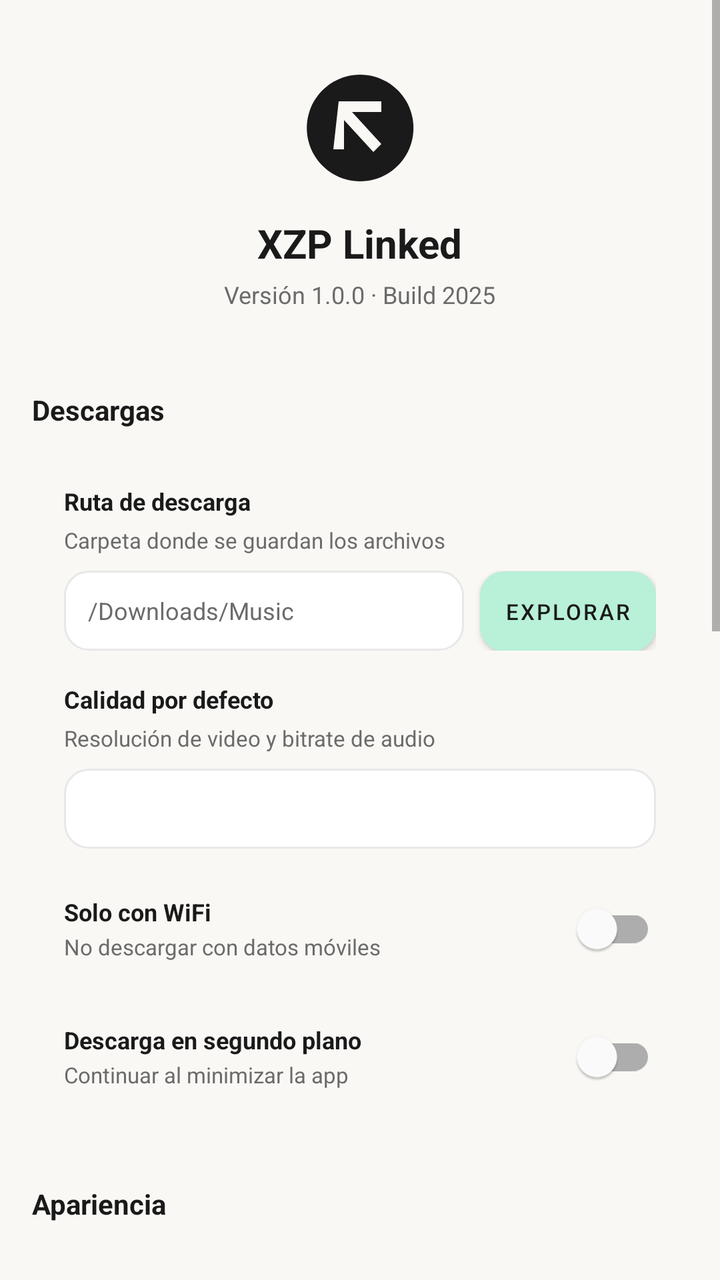
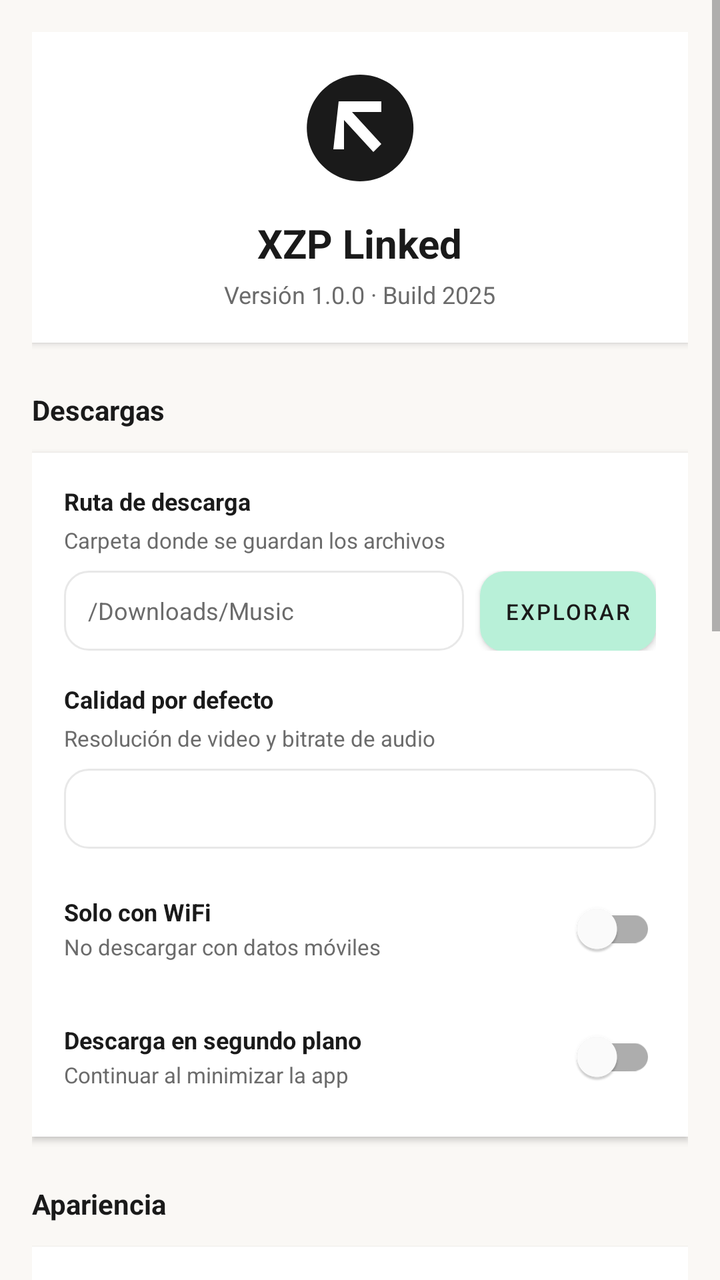

The first picture is an Android layout as it rendered before a commit; the second is the same layout after the commit. The layout source and the unified diff follow.
<!-- AndroidManifest.xml: application theme Theme.XZPLinked -->
<!-- res/layout/fragment_settings.xml -->
<?xml version="1.0" encoding="utf-8"?>
<ScrollView xmlns:android="http://schemas.android.com/apk/res/android"
    xmlns:app="http://schemas.android.com/apk/res-auto"
    android:layout_width="match_parent"
    android:layout_height="match_parent"
    android:background="?android:attr/colorBackground">

    <LinearLayout
        android:layout_width="match_parent"
        android:layout_height="wrap_content"
        android:orientation="vertical"
        android:padding="16dp">

        
        <LinearLayout
            android:layout_width="match_parent"
            android:layout_height="wrap_content"
            android:orientation="vertical"
            android:gravity="center"
            android:background="?android:attr/colorSurface"
            android:padding="16dp"
            android:elevation="2dp"

            android:layout_marginBottom="24dp">

            <ImageView
                android:layout_width="64dp"
                android:layout_height="64dp"
                android:src="@drawable/ic_launcher"
                android:contentDescription="@string/app_name" />

            <TextView
                android:layout_width="wrap_content"
                android:layout_height="wrap_content"
                android:text="@string/app_name"
                android:textSize="20sp"
                android:textStyle="bold"
                android:textColor="?android:attr/textColorPrimary"
                android:layout_marginTop="12dp" />

            <TextView
                android:layout_width="wrap_content"
                android:layout_height="wrap_content"
                android:text="Versión 1.0.0 · Build 2025"
                android:textSize="12sp"
                android:textColor="?android:attr/textColorSecondary"
                android:layout_marginTop="4dp" />
        </LinearLayout>

        
        <TextView
            android:layout_width="match_parent"
            android:layout_height="wrap_content"
            android:text="Descargas"
            android:textSize="14sp"
            android:textStyle="bold"
            android:textColor="?android:attr/textColorPrimary"
            android:layout_marginBottom="12dp" />

        <LinearLayout
            android:layout_width="match_parent"
            android:layout_height="wrap_content"
            android:orientation="vertical"
            android:background="?android:attr/colorSurface"
            android:padding="16dp"
            android:elevation="2dp"

            android:layout_marginBottom="24dp">

            
            <LinearLayout
                android:layout_width="match_parent"
                android:layout_height="wrap_content"
                android:orientation="vertical"
                android:layout_marginBottom="16dp">

                <TextView
                    android:layout_width="match_parent"
                    android:layout_height="wrap_content"
                    android:text="Ruta de descarga"
                    android:textSize="12sp"
                    android:textStyle="bold"
                    android:textColor="?android:attr/textColorPrimary"
                    android:layout_marginBottom="4dp" />

                <TextView
                    android:layout_width="match_parent"
                    android:layout_height="wrap_content"
                    android:text="Carpeta donde se guardan los archivos"
                    android:textSize="11sp"
                    android:textColor="?android:attr/textColorSecondary"
                    android:layout_marginBottom="8dp" />

                <LinearLayout
                    android:layout_width="match_parent"
                    android:layout_height="wrap_content"
                    android:orientation="horizontal">

                    <EditText
                        android:id="@+id/download_path_input"
                        android:layout_width="0dp"
                        android:layout_height="40dp"
                        android:layout_weight="1"
                        android:hint="/Downloads/Music"
                        android:paddingStart="12dp"
                        android:paddingEnd="12dp"
                        android:background="@drawable/bg_input"
                        android:textColor="?android:attr/textColorPrimary"
                        android:textColorHint="?android:attr/textColorSecondary"
                        android:textSize="12sp" />

                    <Button
                        android:id="@+id/browse_btn"
                        android:layout_width="wrap_content"
                        android:layout_height="40dp"
                        android:text="Explorar"
                        android:textSize="11sp"
                        android:paddingStart="12dp"
                        android:paddingEnd="12dp"
                        android:background="@drawable/bg_button_secondary"
                        android:textColor="?android:attr/textColorPrimary"
                        android:layout_marginStart="8dp" />
                </LinearLayout>
            </LinearLayout>

            
            <LinearLayout
                android:layout_width="match_parent"
                android:layout_height="wrap_content"
                android:orientation="vertical"
                android:layout_marginBottom="16dp">

                <TextView
                    android:layout_width="match_parent"
                    android:layout_height="wrap_content"
                    android:text="Calidad por defecto"
                    android:textSize="12sp"
                    android:textStyle="bold"
                    android:textColor="?android:attr/textColorPrimary"
                    android:layout_marginBottom="4dp" />

                <TextView
                    android:layout_width="match_parent"
                    android:layout_height="wrap_content"
                    android:text="Resolución de video y bitrate de audio"
                    android:textSize="11sp"
                    android:textColor="?android:attr/textColorSecondary"
                    android:layout_marginBottom="8dp" />

                <Spinner
                    android:id="@+id/quality_spinner"
                    android:layout_width="match_parent"
                    android:layout_height="40dp"
                    android:background="@drawable/bg_spinner" />
            </LinearLayout>

            
            <LinearLayout
                android:layout_width="match_parent"
                android:layout_height="wrap_content"
                android:orientation="horizontal"
                android:gravity="center_vertical"
                android:layout_marginBottom="16dp">

                <LinearLayout
                    android:layout_width="0dp"
                    android:layout_height="wrap_content"
                    android:layout_weight="1"
                    android:orientation="vertical">

                    <TextView
                        android:layout_width="match_parent"
                        android:layout_height="wrap_content"
                        android:text="Solo con WiFi"
                        android:textSize="12sp"
                        android:textStyle="bold"
                        android:textColor="?android:attr/textColorPrimary" />

                    <TextView
                        android:layout_width="match_parent"
                        android:layout_height="wrap_content"
                        android:text="No descargar con datos móviles"
                        android:textSize="11sp"
                        android:textColor="?android:attr/textColorSecondary"
                        android:layout_marginTop="2dp" />
                </LinearLayout>

                <com.google.android.material.switchmaterial.SwitchMaterial
                    android:id="@+id/toggle_wifi"
                    android:layout_width="wrap_content"
                    android:layout_height="wrap_content"
                    android:layout_marginStart="12dp" />
            </LinearLayout>

            
            <LinearLayout
                android:layout_width="match_parent"
                android:layout_height="wrap_content"
                android:orientation="horizontal"
                android:gravity="center_vertical">

                <LinearLayout
                    android:layout_width="0dp"
                    android:layout_height="wrap_content"
                    android:layout_weight="1"
                    android:orientation="vertical">

                    <TextView
                        android:layout_width="match_parent"
                        android:layout_height="wrap_content"
                        android:text="Descarga en segundo plano"
                        android:textSize="12sp"
                        android:textStyle="bold"
                        android:textColor="?android:attr/textColorPrimary" />

                    <TextView
                        android:layout_width="match_parent"
                        android:layout_height="wrap_content"
                        android:text="Continuar al minimizar la app"
                        android:textSize="11sp"
                        android:textColor="?android:attr/textColorSecondary"
                        android:layout_marginTop="2dp" />
                </LinearLayout>

                <com.google.android.material.switchmaterial.SwitchMaterial
                    android:id="@+id/toggle_bg"
                    android:layout_width="wrap_content"
                    android:layout_height="wrap_content"
                    android:layout_marginStart="12dp" />
            </LinearLayout>
        </LinearLayout>

        
        <TextView
            android:layout_width="match_parent"
            android:layout_height="wrap_content"
            android:text="Apariencia"
            android:textSize="14sp"
            android:textStyle="bold"
            android:textColor="?android:attr/textColorPrimary"
            android:layout_marginBottom="12dp" />

        <LinearLayout
            android:layout_width="match_parent"
            android:layout_height="wrap_content"
            android:orientation="vertical"
            android:background="?android:attr/colorSurface"
            android:padding="16dp"
            android:elevation="2dp"

            android:layout_marginBottom="24dp">

            
            <TextView
                android:layout_width="match_parent"
                android:layout_height="wrap_content"
                android:text="Modo"
                android:textSize="12sp"
                android:textStyle="bold"
                android:textColor="?android:attr/textColorPrimary"
                android:layout_marginBottom="8dp" />

            <LinearLayout
                android:layout_width="match_parent"
                android:layout_height="wrap_content"
                android:orientation="horizontal"
                                android:layout_marginBottom="16dp">

                <Button
                    android:id="@+id/theme_light_button"
                    android:layout_width="0dp"
                    android:layout_height="40dp"
                    android:layout_weight="1"
                    android:text="Claro"
                    android:textSize="11sp"
                    android:background="@drawable/bg_button_theme"
                    android:textColor="?android:attr/textColorPrimary" />

                <Button
                    android:id="@+id/theme_dark_button"
                    android:layout_width="0dp"
                    android:layout_height="40dp"
                    android:layout_weight="1"
                    android:text="Oscuro"
                    android:textSize="11sp"
                    android:background="@drawable/bg_button_theme"
                    android:textColor="?android:attr/textColorPrimary"
                    android:layout_marginStart="8dp" />

                <Button
                    android:id="@+id/theme_system_button"
                    android:layout_width="0dp"
                    android:layout_height="40dp"
                    android:layout_weight="1"
                    android:text="Sistema"
                    android:textSize="11sp"
                    android:background="@drawable/bg_button_theme"
                    android:textColor="?android:attr/textColorPrimary"
                    android:layout_marginStart="8dp" />
            </LinearLayout>

            
            <TextView
                android:layout_width="match_parent"
                android:layout_height="wrap_content"
                android:text="Color de acento"
                android:textSize="12sp"
                android:textStyle="bold"
                android:textColor="?android:attr/textColorPrimary"
                android:layout_marginBottom="4dp" />

            <TextView
                android:layout_width="match_parent"
                android:layout_height="wrap_content"
                android:text="Elige el color que define la identidad visual de la app"
                android:textSize="11sp"
                android:textColor="?android:attr/textColorSecondary"
                android:layout_marginBottom="12dp" />

            <GridLayout
                android:layout_width="match_parent"
                android:layout_height="wrap_content"
                android:columnCount="5"
>

                <Button
                    android:id="@+id/color_mint"
                    android:layout_width="0dp"
                    android:layout_height="48dp"
                    android:text="Menta"
                    android:textSize="9sp"
                    android:background="@color/accent_mint"
                    android:textColor="?android:attr/textColorPrimary"
                    android:layout_columnWeight="1" />

                <Button
                    android:id="@+id/color_lilac"
                    android:layout_width="0dp"
                    android:layout_height="48dp"
                    android:text="Lila"
                    android:textSize="9sp"
                    android:background="@color/accent_lilac"
                    android:textColor="?android:attr/textColorPrimary"
                    android:layout_columnWeight="1" />

                <Button
                    android:id="@+id/color_blue"
                    android:layout_width="0dp"
                    android:layout_height="48dp"
                    android:text="Azul"
                    android:textSize="9sp"
                    android:background="@color/accent_blue"
                    android:textColor="?android:attr/textColorPrimary"
                    android:layout_columnWeight="1" />

                <Button
                    android:id="@+id/color_cream"
                    android:layout_width="0dp"
                    android:layout_height="48dp"
                    android:text="Crema"
                    android:textSize="9sp"
                    android:background="@color/accent_cream"
                    android:textColor="?android:attr/textColorPrimary"
                    android:layout_columnWeight="1" />

                <Button
                    android:id="@+id/color_peach"
                    android:layout_width="0dp"
                    android:layout_height="48dp"
                    android:text="Durazno"
                    android:textSize="9sp"
                    android:background="@color/accent_peach"
                    android:textColor="?android:attr/textColorPrimary"
                    android:layout_columnWeight="1" />

                <Button
                    android:id="@+id/color_yellow"
                    android:layout_width="0dp"
                    android:layout_height="48dp"
                    android:text="Amarillo"
                    android:textSize="9sp"
                    android:background="@color/accent_yellow"
                    android:textColor="?android:attr/textColorPrimary"
                    android:layout_columnWeight="1" />

                <Button
                    android:id="@+id/color_rose"
                    android:layout_width="0dp"
                    android:layout_height="48dp"
                    android:text="Rosa"
                    android:textSize="9sp"
                    android:background="@color/accent_rose"
                    android:textColor="?android:attr/textColorPrimary"
                    android:layout_columnWeight="1" />

                <Button
                    android:id="@+id/color_sage"
                    android:layout_width="0dp"
                    android:layout_height="48dp"
                    android:text="Salvia"
                    android:textSize="9sp"
                    android:background="@color/accent_sage"
                    android:textColor="?android:attr/textColorPrimary"
                    android:layout_columnWeight="1" />

                <Button
                    android:id="@+id/color_sky"
                    android:layout_width="0dp"
                    android:layout_height="48dp"
                    android:text="Cielo"
                    android:textSize="9sp"
                    android:background="@color/accent_sky"
                    android:textColor="?android:attr/textColorPrimary"
                    android:layout_columnWeight="1" />

                <Button
                    android:id="@+id/color_lavender"
                    android:layout_width="0dp"
                    android:layout_height="48dp"
                    android:text="Lavanda"
                    android:textSize="9sp"
                    android:background="@color/accent_lavender"
                    android:textColor="?android:attr/textColorPrimary"
                    android:layout_columnWeight="1" />
            </GridLayout>
        </LinearLayout>

        
        <TextView
            android:layout_width="match_parent"
            android:layout_height="wrap_content"
            android:text="Reproductor"
            android:textSize="14sp"
            android:textStyle="bold"
            android:textColor="?android:attr/textColorPrimary"
            android:layout_marginBottom="12dp" />

        <LinearLayout
            android:layout_width="match_parent"
            android:layout_height="wrap_content"
            android:orientation="vertical"
            android:background="?android:attr/colorSurface"
            android:padding="16dp"
            android:elevation="2dp"

            android:layout_marginBottom="24dp">

            
            <LinearLayout
                android:layout_width="match_parent"
                android:layout_height="wrap_content"
                android:orientation="horizontal"
                android:gravity="center_vertical"
                android:layout_marginBottom="16dp">

                <LinearLayout
                    android:layout_width="0dp"
                    android:layout_height="wrap_content"
                    android:layout_weight="1"
                    android:orientation="vertical">

                    <TextView
                        android:layout_width="match_parent"
                        android:layout_height="wrap_content"
                        android:text="Reproducción en bucle"
                        android:textSize="12sp"
                        android:textStyle="bold"
                        android:textColor="?android:attr/textColorPrimary" />

                    <TextView
                        android:layout_width="match_parent"
                        android:layout_height="wrap_content"
                        android:text="Repetir la lista al terminar"
                        android:textSize="11sp"
                        android:textColor="?android:attr/textColorSecondary"
                        android:layout_marginTop="2dp" />
                </LinearLayout>

                <com.google.android.material.switchmaterial.SwitchMaterial
                    android:id="@+id/toggle_loop"
                    android:layout_width="wrap_content"
                    android:layout_height="wrap_content"
                    android:layout_marginStart="12dp" />
            </LinearLayout>

            
            <LinearLayout
                android:layout_width="match_parent"
                android:layout_height="wrap_content"
                android:orientation="horizontal"
                android:gravity="center_vertical">

                <LinearLayout
                    android:layout_width="0dp"
                    android:layout_height="wrap_content"
                    android:layout_weight="1"
                    android:orientation="vertical">

                    <TextView
                        android:layout_width="match_parent"
                        android:layout_height="wrap_content"
                        android:text="Aleatorio por defecto"
                        android:textSize="12sp"
                        android:textStyle="bold"
                        android:textColor="?android:attr/textColorPrimary" />

                    <TextView
                        android:layout_width="match_parent"
                        android:layout_height="wrap_content"
                        android:text="Activar shuffle al abrir la app"
                        android:textSize="11sp"
                        android:textColor="?android:attr/textColorSecondary"
                        android:layout_marginTop="2dp" />
                </LinearLayout>

                <com.google.android.material.switchmaterial.SwitchMaterial
                    android:id="@+id/toggle_shuffle"
                    android:layout_width="wrap_content"
                    android:layout_height="wrap_content"
                    android:layout_marginStart="12dp" />
            </LinearLayout>
        </LinearLayout>

        
        <TextView
            android:layout_width="match_parent"
            android:layout_height="wrap_content"
            android:text="Información"
            android:textSize="14sp"
            android:textStyle="bold"
            android:textColor="?android:attr/textColorPrimary"
            android:layout_marginBottom="12dp" />

        <LinearLayout
            android:layout_width="match_parent"
            android:layout_height="wrap_content"
            android:orientation="vertical"
            android:background="?android:attr/colorSurface"
            android:padding="16dp"
            android:elevation="2dp"
>

            <Button
                android:layout_width="match_parent"
                android:layout_height="48dp"
                android:text="Política de privacidad"
                android:textSize="12sp"
                android:background="?attr/selectableItemBackground"
                android:textColor="?android:attr/textColorPrimary"
                android:layout_marginBottom="8dp" />

            <Button
                android:layout_width="match_parent"
                android:layout_height="48dp"
                android:text="Código fuente"
                android:textSize="12sp"
                android:background="?attr/selectableItemBackground"
                android:textColor="?android:attr/textColorPrimary" />
        </LinearLayout>

    </LinearLayout>

</ScrollView>
<!-- resources referenced by this layout -->
<resources>
  <color name="accent_blue">#C8E6FF</color>
  <color name="accent_cream">#FFF3D6</color>
  <color name="accent_lavender">#D1C4E9</color>
  <color name="accent_lilac">#E4D4F4</color>
  <color name="accent_mint">#B8F0D8</color>
  <color name="accent_peach">#FFD9C8</color>
  <color name="accent_rose">#FFD6E0</color>
  <color name="accent_sage">#C8E6C9</color>
  <color name="accent_sky">#B3E5FC</color>
  <color name="accent_yellow">#FFF0A0</color>
  <!-- drawable bg_button_secondary (drawable) -->
  <?xml version="1.0" encoding="utf-8"?>
  <shape xmlns:android="http://schemas.android.com/apk/res/android">
      <solid android:color="@color/accent_mint" />
      <corners android:radius="12dp" />
  </shape>
  <!-- drawable bg_button_theme (drawable) -->
  <?xml version="1.0" encoding="utf-8"?>
  <shape xmlns:android="http://schemas.android.com/apk/res/android">
      <solid android:color="@color/surface_secondary_light" />
      <corners android:radius="12dp" />
      <stroke android:width="1dp" android:color="@color/border_dark" />
  </shape>
  <!-- drawable bg_input (drawable) -->
  <?xml version="1.0" encoding="utf-8"?>
  <shape xmlns:android="http://schemas.android.com/apk/res/android">
      <solid android:color="@color/surface_light" />
      <corners android:radius="12dp" />
      <stroke android:width="1dp" android:color="@color/border_dark" />
  </shape>
  <!-- drawable bg_spinner (drawable) -->
  <?xml version="1.0" encoding="utf-8"?>
  <shape xmlns:android="http://schemas.android.com/apk/res/android">
      <solid android:color="@color/surface_light" />
      <corners android:radius="12dp" />
      <stroke android:width="1dp" android:color="@color/border_dark" />
      <padding android:left="12dp" android:right="12dp" />
  </shape>
  <!-- drawable ic_launcher (drawable) -->
  <?xml version="1.0" encoding="utf-8"?>
  <vector xmlns:android="http://schemas.android.com/apk/res/android"
      android:width="48dp"
      android:height="48dp"
      android:viewportWidth="48"
      android:viewportHeight="48">
      <path android:fillColor="@color/text_primary_light" android:pathData="M24,4a20,20 0,1 0,0.1,0M16,14h16v4H21l11,12 -3,3 -11,-12v11h-4z" />
  </vector>
  <string name="app_name">XZP Linked</string>
  <style name="Theme.XZPLinked" parent="Theme.MaterialComponents.Light.NoActionBar">
          
          <item name="colorPrimary">@color/accent_mint</item>
          <item name="colorPrimaryVariant">@color/accent_mint_dark</item>
          <item name="colorSecondary">@color/accent_mint</item>
          <item name="colorSecondaryVariant">@color/accent_mint_dark</item>
  
          
          <item name="android:colorBackground">@color/bg_light</item>
          <item name="colorSurface">@color/surface_light</item>
  
          
          <item name="android:textColorPrimary">@color/text_primary_light</item>
          <item name="android:textColorSecondary">@color/text_secondary_light</item>
  
          
          <item name="android:statusBarColor">@color/bg_light</item>
          <item name="android:windowLightStatusBar">true</item>
  
          
          <item name="android:navigationBarColor">@color/surface_light</item>
          <item name="android:windowLightNavigationBar">true</item>
  
          
          <item name="android:windowNoTitle">true</item>
          <item name="android:windowActionBar">false</item>
          <item name="android:windowFullscreen">false</item>
          <item name="android:windowDrawsSystemBarBackgrounds">true</item>
      </style>
  <color name="surface_secondary_light">#F5F3F0</color>
  <color name="border_dark">#E8E8E8</color>
  <color name="surface_light">#FFFFFF</color>
  <color name="text_primary_light">#1A1A1A</color>
  <color name="accent_mint_dark">#7DD9B8</color>
  <color name="bg_light">#FAF8F5</color>
  <color name="text_secondary_light">#6B6B6B</color>
</resources>

<!-- the commit's change to res/layout/fragment_settings.xml (unified diff, before → after) -->
@@ -17,7 +17,7 @@
             android:layout_height="wrap_content"
             android:orientation="vertical"
             android:gravity="center"
-            android:background="?android:attr/colorSurface"
+            android:background="?attr/colorSurface"
             android:padding="16dp"
             android:elevation="2dp"
 
@@ -61,7 +61,7 @@
             android:layout_width="match_parent"
             android:layout_height="wrap_content"
             android:orientation="vertical"
-            android:background="?android:attr/colorSurface"
+            android:background="?attr/colorSurface"
             android:padding="16dp"
             android:elevation="2dp"
 
@@ -244,7 +244,7 @@
             android:layout_width="match_parent"
             android:layout_height="wrap_content"
             android:orientation="vertical"
-            android:background="?android:attr/colorSurface"
+            android:background="?attr/colorSurface"
             android:padding="16dp"
             android:elevation="2dp"
 
@@ -439,7 +439,7 @@
             android:layout_width="match_parent"
             android:layout_height="wrap_content"
             android:orientation="vertical"
-            android:background="?android:attr/colorSurface"
+            android:background="?attr/colorSurface"
             android:padding="16dp"
             android:elevation="2dp"
 
@@ -535,7 +535,7 @@
             android:layout_width="match_parent"
             android:layout_height="wrap_content"
             android:orientation="vertical"
-            android:background="?android:attr/colorSurface"
+            android:background="?attr/colorSurface"
             android:padding="16dp"
             android:elevation="2dp"
 >
